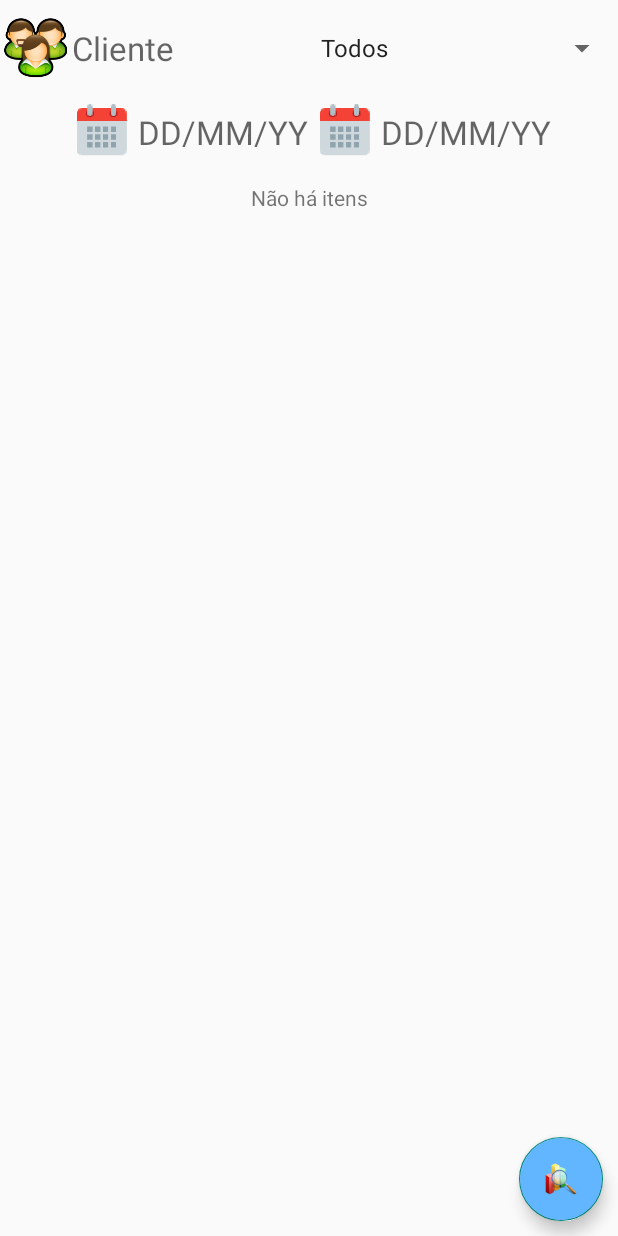
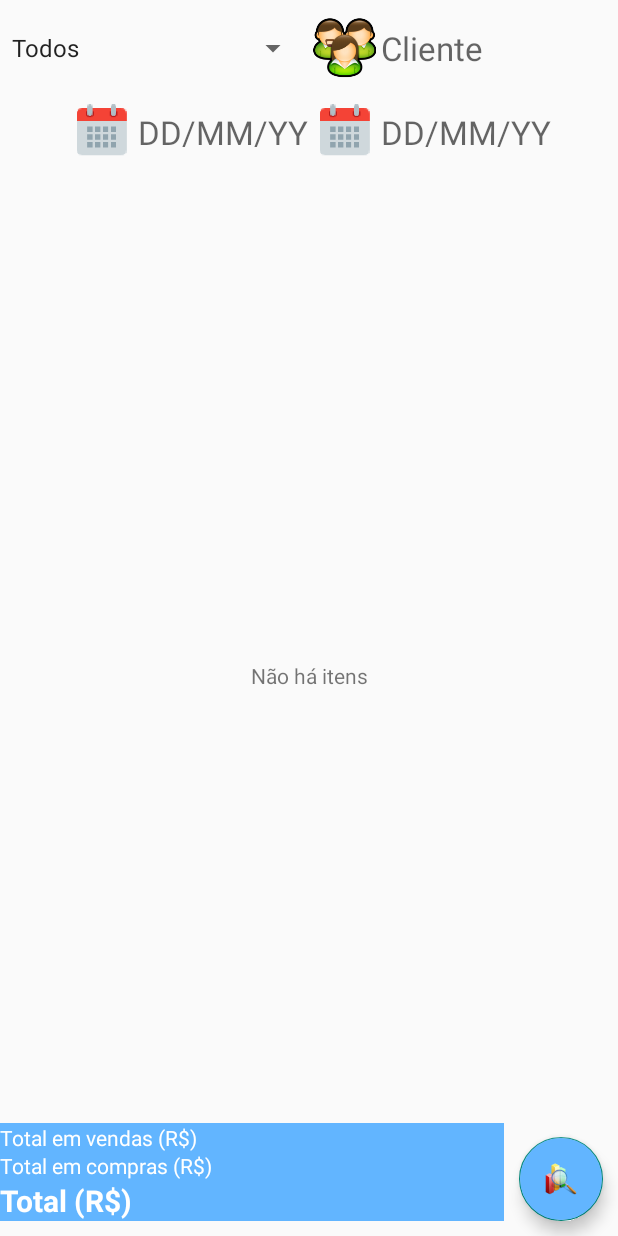
Before and after one commit to danielpazeto/pazeto-market-app, an Android app: the ReportActivity screen opened directly, with no data from a screen before it, on a phone screen of 412 x 824 dp. Run offline under Robolectric (Android 15) with nearby library versions, the phone set to English and light mode, and no system bars; our stand-ins replace Firebase (no records; nobody signed in at launch, a user with empty details on screens opened directly); libraries missing offline, so code that uses them is left out: com.firebase.ui; 1 statement that could not run was skipped.

Commit message:
Small UI improvements

```diff
--- a/app/src/main/java/com/pazeto/comercio/ui/ReportActivity.java
+++ b/app/src/main/java/com/pazeto/comercio/ui/ReportActivity.java
@@ -31,14 +31,11 @@ import com.pazeto.comercio.db.FirebaseHandler;
 import com.pazeto.comercio.utils.Constants;
 import com.pazeto.comercio.vo.BaseSaleStocked;
 import com.pazeto.comercio.vo.Client;
-import com.pazeto.comercio.vo.Sale;
-import com.pazeto.comercio.vo.Stock;
 import com.pazeto.comercio.widgets.Utils;
 
 import java.util.ArrayList;
 import java.util.Calendar;
 import java.util.Date;
-import java.util.HashMap;
 import java.util.List;
 import java.util.Objects;
 
@@ -58,7 +55,6 @@ public class ReportActivity extends DefaultActivity {
         INITIAL, FINAL
     }
 
-    private Snackbar snackbar;
     private CoordinatorLayout cdlReport;
 
 
@@ -69,7 +65,7 @@ public class ReportActivity extends DefaultActivity {
 
         tvInitialDate = findViewById(R.id.edt_initial_date);
         tvFinalDate = findViewById(R.id.edt_final_date);
-        tvClient = findViewById(R.id.OutputClient);
+        tvClient = findViewById(R.id.tvSelectClient);
 
         reportTypeSpinner = findViewById(R.id.tv_item_type);
         setupTypeSpinner();
--- a/app/src/main/java/com/pazeto/comercio/ui/SaleStockBaseListActivity.java
+++ b/app/src/main/java/com/pazeto/comercio/ui/SaleStockBaseListActivity.java
@@ -45,7 +45,7 @@ public abstract class SaleStockBaseListActivity extends DefaultActivity implemen
         tvCurrentDate = findViewById(R.id.tv_date);
         setCurrenDate(Utils.getCalendarDate(Calendar.getInstance()));
 
-        tvClient = findViewById(R.id.OutputClient);
+        tvClient = findViewById(R.id.tvSelectClient);
         tvClient.setOnClickListener(new OnClickListener() {
             @Override
             public void onClick(View view) {
--- a/app/src/main/res/layout/report_sale_view.xml
+++ b/app/src/main/res/layout/report_sale_view.xml
@@ -1,35 +1,22 @@
-<androidx.coordinatorlayout.widget.CoordinatorLayout xmlns:android="http://schemas.android.com/apk/res/android"
-    xmlns:fab="http://schemas.android.com/apk/res-auto"
+<androidx.constraintlayout.widget.ConstraintLayout
+    xmlns:android="http://schemas.android.com/apk/res/android"
+    xmlns:app="http://schemas.android.com/apk/res-auto"
     xmlns:tools="http://schemas.android.com/tools"
     android:id="@+id/cdl_report"
     android:layout_width="match_parent"
     android:layout_height="match_parent">
 
-    <LinearLayout
-        android:layout_width="match_parent"
-        android:layout_height="match_parent"
-        android:orientation="vertical">
+
     <LinearLayout
         android:id="@+id/header"
         android:layout_width="match_parent"
         android:layout_height="wrap_content"
-            android:orientation="vertical">
+        android:orientation="vertical"
+        app:layout_constraintTop_toTopOf="parent">
 
         <LinearLayout
             android:layout_width="match_parent"
             android:layout_height="wrap_content">
-
-                <TextView
-                    android:id="@+id/OutputClient"
-                    android:layout_width="match_parent"
-                    android:layout_height="wrap_content"
-                    android:layout_weight="1"
-                    android:drawableLeft="@mipmap/ic_client"
-                    android:onClick="selectClientClick"
-                    android:layout_gravity="center"
-                    android:gravity="center|left"
-                    android:textAppearance="?android:attr/textAppearanceLarge"
-                    android:hint="@string/client" />
 
             <Spinner
                 android:id="@+id/tv_item_type"
@@ -38,6 +25,18 @@
                 android:layout_gravity="center"
                 android:layout_weight="1"
                 android:drawableLeft="@mipmap/ic_report"
+                android:textAppearance="?android:attr/textAppearanceLarge" />
+
+            <TextView
+                android:id="@+id/tvSelectClient"
+                android:layout_width="match_parent"
+                android:layout_height="wrap_content"
+                android:layout_gravity="center"
+                android:layout_weight="1"
+                android:drawableLeft="@mipmap/ic_client"
+                android:gravity="center|left"
+                android:hint="@string/client"
+                android:onClick="selectClientClick"
                 android:textAppearance="?android:attr/textAppearanceLarge" />
 
         </LinearLayout>
@@ -52,19 +51,19 @@
                 android:id="@+id/edt_initial_date"
                 android:layout_width="wrap_content"
                 android:layout_height="wrap_content"
+                android:drawableLeft="@mipmap/ic_calendar"
                 android:gravity="center"
-                    android:textAppearance="?android:attr/textAppearanceLarge"
-                    android:drawableLeft="@mipmap/ic_calendar"
-                    android:hint="@string/date_hint" />
+                android:hint="@string/date_hint"
+                android:textAppearance="?android:attr/textAppearanceLarge" />
 
             <TextView
                 android:id="@+id/edt_final_date"
                 android:layout_width="wrap_content"
                 android:layout_height="wrap_content"
+                android:drawableLeft="@mipmap/ic_calendar"
                 android:gravity="center"
-                    android:textAppearance="?android:attr/textAppearanceLarge"
-                    android:drawableLeft="@mipmap/ic_calendar"
-                    android:hint="@string/date_hint" />
+                android:hint="@string/date_hint"
+                android:textAppearance="?android:attr/textAppearanceLarge" />
 
         </LinearLayout>
     </LinearLayout>
@@ -72,8 +71,12 @@
     <ListView
         android:id="@+id/sale_list_view"
         android:layout_width="match_parent"
-            android:layout_height="wrap_content"
-            tools:listitem="@layout/report_sale_list_item"/>
+        android:layout_height="0dp"
+        android:layout_marginBottom="5dp"
+        app:layout_constraintBottom_toTopOf="@+id/layout_report_totals"
+        app:layout_constraintTop_toBottomOf="@+id/header"
+        tools:listitem="@layout/report_sale_list_item" />
+
     <TextView
         android:id="@+id/tv_empty"
         android:layout_marginTop="@dimen/activity_form_padding"
@@ -81,18 +84,94 @@
         android:layout_height="wrap_content"
         android:visibility="gone"
         android:gravity="center"
+        app:layout_constraintTop_toTopOf="@+id/sale_list_view"
         android:text="@string/without_items" />
-    </LinearLayout>
+
+
+    <androidx.constraintlayout.widget.ConstraintLayout
+        android:id="@+id/layout_report_totals"
+        android:layout_width="0dp"
+        android:layout_height="65dp"
+        android:layout_marginEnd="10dp"
+        android:layout_marginBottom="10dp"
+        android:background="@color/float_btn_background_color"
+        app:layout_constraintBottom_toBottomOf="parent"
+        app:layout_constraintEnd_toStartOf="@+id/fab_generate_report"
+        app:layout_constraintStart_toStartOf="parent">
+
+        <TextView
+            android:layout_width="wrap_content"
+            android:layout_height="wrap_content"
+            android:text="@string/total_money_in_sale"
+            android:textColor="#FFFFFF"
+            app:layout_constraintBottom_toTopOf="@+id/tv_label_report_total_amount_stock"
+            app:layout_constraintStart_toStartOf="parent" />
+
+        <TextView
+            android:id="@+id/tv_report_total_amount_sale"
+            android:layout_width="wrap_content"
+            android:layout_height="wrap_content"
+            android:layout_gravity="end"
+            android:textColor="#FFFFFF"
+            app:layout_constraintBottom_toTopOf="@+id/tv_report_total_amount_stock"
+            app:layout_constraintStart_toStartOf="@+id/tv_report_total_amount"
+            tools:text="12545454" />
+
+        <TextView
+            android:id="@+id/tv_label_report_total_amount_stock"
+            android:layout_width="wrap_content"
+            android:layout_height="wrap_content"
+            android:text="@string/total_money_in_stock"
+            android:textColor="#FFFFFF"
+            app:layout_constraintBottom_toTopOf="@+id/textView5"
+            app:layout_constraintStart_toStartOf="parent" />
+
+        <TextView
+            android:id="@+id/tv_report_total_amount_stock"
+            android:layout_width="wrap_content"
+            android:layout_height="wrap_content"
+            android:layout_gravity="end"
+            android:textColor="#FFFFFF"
+            app:layout_constraintBottom_toTopOf="@+id/tv_report_total_amount"
+            app:layout_constraintStart_toStartOf="@+id/tv_report_total_amount"
+            tools:text="129285" />
+
+
+        <TextView
+            android:id="@+id/textView5"
+            android:layout_width="wrap_content"
+            android:layout_height="wrap_content"
+            android:text="@string/total_money"
+            android:textColor="#FFFFFF"
+            android:textSize="20sp"
+            android:textStyle="bold"
+            app:layout_constraintBottom_toBottomOf="parent"
+            app:layout_constraintStart_toStartOf="parent" />
+
+        <TextView
+            android:id="@+id/tv_report_total_amount"
+            android:layout_width="wrap_content"
+            android:layout_height="wrap_content"
+            android:layout_marginEnd="20dp"
+            android:textColor="#FFFFFF"
+            android:textSize="20sp"
+            android:textStyle="bold"
+            app:layout_constraintBottom_toBottomOf="parent"
+            app:layout_constraintEnd_toEndOf="parent"
+            tools:text="129285" />
+
+    </androidx.constraintlayout.widget.ConstraintLayout>
 
     <com.google.android.material.floatingactionbutton.FloatingActionButton
         android:id="@+id/fab_generate_report"
         android:layout_width="wrap_content"
         android:layout_height="wrap_content"
-        android:layout_gravity="bottom|end"
+        android:layout_margin="@dimen/activity_form_padding"
+        android:backgroundTint="@color/float_btn_background_color"
         android:onClick="onGenerateReport"
         android:src="@mipmap/ic_report"
-        android:backgroundTint="@color/float_btn_background_color"
-        android:layout_margin="@dimen/activity_form_padding"
-        />
+        app:layout_constraintBottom_toBottomOf="parent"
+        app:layout_constraintEnd_toEndOf="parent" />
 
-</androidx.coordinatorlayout.widget.CoordinatorLayout>
+
+</androidx.constraintlayout.widget.ConstraintLayout>
--- a/app/src/main/res/layout/sale_stocked_prod_list_view.xml
+++ b/app/src/main/res/layout/sale_stocked_prod_list_view.xml
@@ -31,7 +31,7 @@
                     android:textStyle="bold" />
 
                 <TextView
-                    android:id="@+id/OutputClient"
+                    android:id="@+id/tvSelectClient"
                     android:layout_width="match_parent"
                     android:layout_height="wrap_content"
                     android:layout_weight="1"
@@ -80,6 +80,7 @@
             app:layout_constraintTop_toTopOf="@+id/btn_add_new">
 
             <TextView
+                android:id="@+id/sale_stock_total_amount_tv_label"
                 android:layout_width="match_parent"
                 android:layout_height="wrap_content"
                 android:layout_marginStart="20dp"
@@ -87,7 +88,6 @@
                 android:textColor="#FFFFFF"
                 android:textSize="20sp"
                 android:textStyle="bold"
-                app:layout_constraintBottom_toBottomOf="parent"
                 app:layout_constraintStart_toStartOf="parent"
                 app:layout_constraintTop_toTopOf="parent" />
 
@@ -99,9 +99,26 @@
                 android:textColor="#FFFFFF"
                 android:textSize="20sp"
                 android:textStyle="bold"
-                app:layout_constraintBottom_toBottomOf="parent"
                 app:layout_constraintEnd_toEndOf="parent"
                 app:layout_constraintTop_toTopOf="parent"
+                tools:text="129285" />
+
+            <TextView
+                android:layout_width="match_parent"
+                android:layout_height="wrap_content"
+                android:layout_marginStart="20dp"
+                android:text="@string/pending_money_total"
+                android:textColor="#FFFFFF"
+                app:layout_constraintTop_toBottomOf="@+id/sale_stock_total_amount_tv_label"
+                app:layout_constraintStart_toStartOf="sale_stock_total_amount_tv_label" />
+
+            <TextView
+                android:id="@+id/sale_stock_total_pending_amount_tv"
+                android:layout_width="wrap_content"
+                android:layout_height="wrap_content"
+                android:textColor="#FFFFFF"
+                app:layout_constraintStart_toStartOf="@+id/sale_stock_total_amount_tv"
+                app:layout_constraintTop_toBottomOf="@+id/sale_stock_total_amount_tv"
                 tools:text="129285" />
 
         </androidx.constraintlayout.widget.ConstraintLayout>
--- a/app/src/main/res/layout/summary_activity.xml
+++ b/app/src/main/res/layout/summary_activity.xml
@@ -1,5 +1,5 @@
-<androidx.coordinatorlayout.widget.CoordinatorLayout xmlns:android="http://schemas.android.com/apk/res/android"
-    xmlns:fab="http://schemas.android.com/apk/res-auto"
+<androidx.coordinatorlayout.widget.CoordinatorLayout
+    xmlns:android="http://schemas.android.com/apk/res/android"
     xmlns:tools="http://schemas.android.com/tools"
     android:layout_width="match_parent"
     android:layout_height="match_parent"
@@ -16,7 +16,7 @@
             android:layout_width="match_parent"
             android:layout_height="wrap_content"
             android:layout_margin="@dimen/activity_form_padding"
-            android:text="CLIENTE"
+            android:text="@string/client"
             android:textStyle="bold"
             android:textSize="35dp" />
 
@@ -35,7 +35,6 @@
             android:background="@color/red_section_header"
             android:orientation="vertical"
             android:paddingBottom="@dimen/activity_form_padding"
-            android:visibility="gone"
             android:paddingTop="@dimen/activity_form_padding">
 
             <TextView
@@ -58,7 +57,6 @@
             android:layout_height="wrap_content"
             android:background="@color/green_section_header"
             android:orientation="vertical"
-            android:visibility="gone"
             android:paddingBottom="@dimen/activity_form_padding"
             android:paddingTop="@dimen/activity_form_padding">
 
--- a/app/src/main/res/values/strings.xml
+++ b/app/src/main/res/values/strings.xml
@@ -70,5 +70,8 @@
     <string name="client_supplier">Cliente/Fornecedor</string>
     <string name="city">Cidade</string>
     <string name="clients_and_suppliers">Clientes e Fornecedores</string>
+    <string name="total_money_in_sale">Total em vendas (R$)</string>
+    <string name="total_money_in_stock">Total em compras (R$)</string>
+    <string name="pending_money_total">Total pendente (R$)</string>
 
 </resources>
```
Lines whose indentation alone changed are shown as unchanged.
